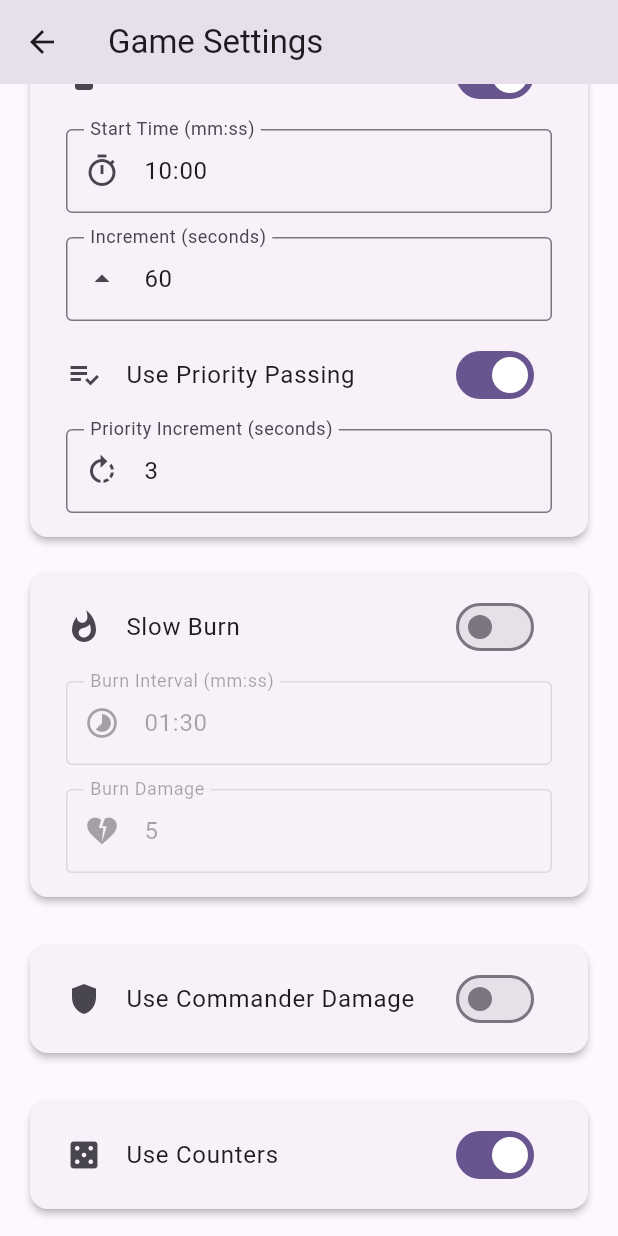
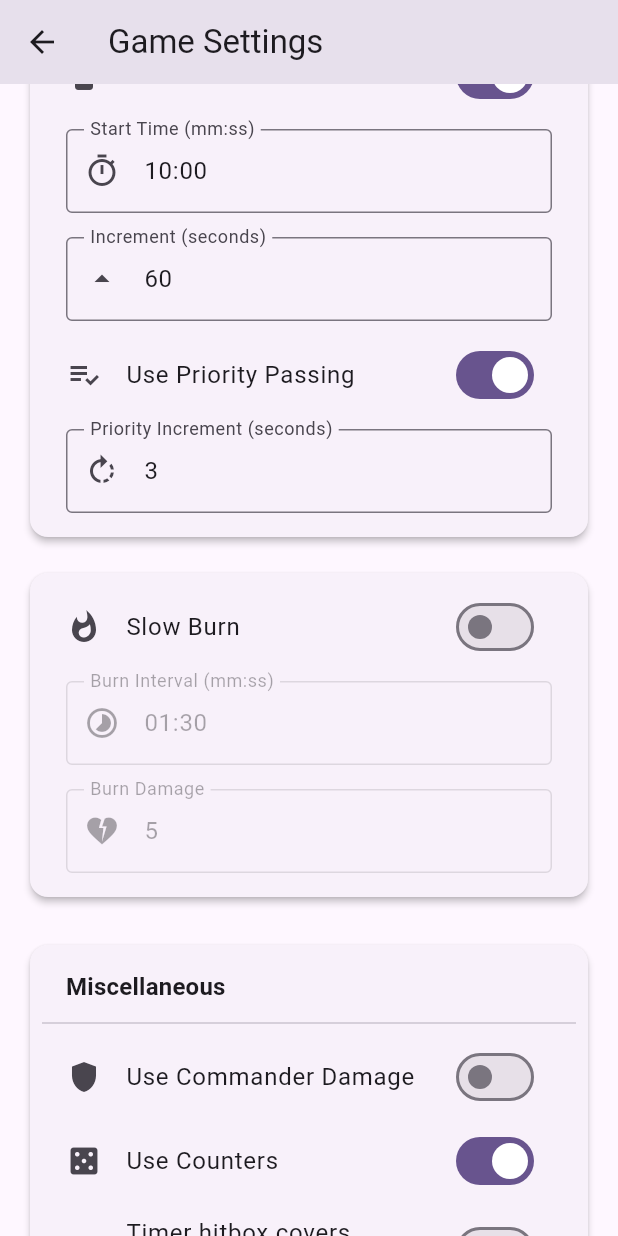
Before and after one commit to Kapsyloffer/ROPE, a Flutter app: the SettingsScreen screen opened directly, scrolled down 576 dp, after a tap on "Use Commander Damage", on a phone screen of 412 x 824 dp. Run offline on Flutter 3.47's test engine with Material 3 defaults, Android fonts, the phone set to English and light mode, and no system bars; our stand-ins replace cached_network_image, fluttericon, image_cropper, image_picker, shared_preferences, wakelock_plus; accounts and stored records are empty.

Commit message:
Merge settings

```diff
--- a/lib/screens/settings_screen.dart
+++ b/lib/screens/settings_screen.dart
@@ -4,9 +4,7 @@ import '../models/settings.dart';
 import 'widgets/general_settings_card.dart';
 import 'widgets/timer_settings_card.dart';
 import 'widgets/slowburn_settings_card.dart';
-import 'widgets/commander_damage_settings_card.dart';
-import 'widgets/counters_settings_card.dart';
-import 'widgets/pass_settings_card.dart';
+import 'widgets/miscellaneous_settings_card.dart';
 
 class SettingsScreen extends StatefulWidget {
   const SettingsScreen({super.key});
@@ -33,11 +31,7 @@ class _SettingsScreenState extends State<SettingsScreen> {
           const SizedBox(height: 16),
           SlowBurnSettingsCard(onUpdate: _refreshSettings),
           const SizedBox(height: 24),
-          CommanderDamageSettingsCard(onUpdate: _refreshSettings),
-          const SizedBox(height: 24),
-          CountersSettingsCard(onUpdate: _refreshSettings),
-          const SizedBox(height: 24),
-          PassSettingsCard(onUpdate: _refreshSettings),
+          MiscellaneousSettingsCard(onUpdate: _refreshSettings),
           const SizedBox(height: 24),
           ElevatedButton.icon(
             onPressed: () async {
--- a/lib/screens/widgets/commander_damage_settings_card.dart
+++ /dev/null
@@ -1,34 +0,0 @@
-import 'package:flutter/material.dart';
-
-import '../../models/settings.dart';
-
-class CommanderDamageSettingsCard extends StatelessWidget {
-  final VoidCallback onUpdate;
-
-  const CommanderDamageSettingsCard({super.key, required this.onUpdate});
-
-  @override
-  Widget build(BuildContext context) {
-    return Card(
-      elevation: 2,
-      shape: RoundedRectangleBorder(borderRadius: BorderRadius.circular(12)),
-      child: Padding(
-        padding: const EdgeInsets.all(8.0),
-        child: Column(
-          children: [
-            SwitchListTile(
-              secondary: const Icon(Icons.shield_sharp),
-              title: const Text('Use Commander Damage'),
-              value: Settings.useCommanderDamage,
-              onChanged: (value) {
-                Settings.useCommanderDamage = value;
-                Settings.save();
-                onUpdate();
-              },
-            ),
-          ],
-        ),
-      ),
-    );
-  }
-}
--- a/lib/screens/widgets/counters_settings_card.dart
+++ /dev/null
@@ -1,34 +0,0 @@
-import 'package:flutter/material.dart';
-
-import '../../models/settings.dart';
-
-class CountersSettingsCard extends StatelessWidget {
-  final VoidCallback onUpdate;
-
-  const CountersSettingsCard({super.key, required this.onUpdate});
-
-  @override
-  Widget build(BuildContext context) {
-    return Card(
-      elevation: 2,
-      shape: RoundedRectangleBorder(borderRadius: BorderRadius.circular(12)),
-      child: Padding(
-        padding: const EdgeInsets.all(8.0),
-        child: Column(
-          children: [
-            SwitchListTile(
-              secondary: const Icon(Icons.casino),
-              title: const Text('Use Counters'),
-              value: Settings.useCounters,
-              onChanged: (value) {
-                Settings.useCounters = value;
-                Settings.save();
-                onUpdate();
-              },
-            ),
-          ],
-        ),
-      ),
-    );
-  }
-}
--- /dev/null
+++ b/lib/screens/widgets/miscellaneous_settings_card.dart
@@ -0,0 +1,65 @@
+import 'package:flutter/material.dart';
+
+import '../../models/settings.dart';
+
+class MiscellaneousSettingsCard extends StatelessWidget {
+  final VoidCallback onUpdate;
+
+  const MiscellaneousSettingsCard({super.key, required this.onUpdate});
+
+  @override
+  Widget build(BuildContext context) {
+    return Card(
+      elevation: 2,
+      shape: RoundedRectangleBorder(borderRadius: BorderRadius.circular(12)),
+      child: Padding(
+        padding: const EdgeInsets.all(8.0),
+        child: Column(
+          crossAxisAlignment: CrossAxisAlignment.start,
+          children: [
+            Padding(
+              padding: const EdgeInsets.fromLTRB(16, 8, 16, 4),
+              child: Text(
+                'Miscellaneous',
+                style: Theme.of(context).textTheme.titleMedium?.copyWith(
+                  fontWeight: FontWeight.bold,
+                ),
+              ),
+            ),
+            const Divider(),
+            SwitchListTile(
+              secondary: const Icon(Icons.shield_sharp),
+              title: const Text('Use Commander Damage'),
+              value: Settings.useCommanderDamage,
+              onChanged: (value) {
+                Settings.useCommanderDamage = value;
+                Settings.save();
+                onUpdate();
+              },
+            ),
+            SwitchListTile(
+              secondary: const Icon(Icons.casino),
+              title: const Text('Use Counters'),
+              value: Settings.useCounters,
+              onChanged: (value) {
+                Settings.useCounters = value;
+                Settings.save();
+                onUpdate();
+              },
+            ),
+            SwitchListTile(
+              secondary: const Icon(Icons.hourglass_empty),
+              title: const Text('Timer hitbox covers screen (Experimental)'),
+              value: Settings.passOnCenter,
+              onChanged: (value) {
+                Settings.passOnCenter = value;
+                Settings.save();
+                onUpdate();
+              },
+            ),
+          ],
+        ),
+      ),
+    );
+  }
+}
--- a/lib/screens/widgets/pass_settings_card.dart
+++ /dev/null
@@ -1,34 +0,0 @@
-import 'package:flutter/material.dart';
-
-import '../../models/settings.dart';
-
-class PassSettingsCard extends StatelessWidget {
-  final VoidCallback onUpdate;
-
-  const PassSettingsCard({super.key, required this.onUpdate});
-
-  @override
-  Widget build(BuildContext context) {
-    return Card(
-      elevation: 2,
-      shape: RoundedRectangleBorder(borderRadius: BorderRadius.circular(12)),
-      child: Padding(
-        padding: const EdgeInsets.all(8.0),
-        child: Column(
-          children: [
-            SwitchListTile(
-              secondary: const Icon(Icons.hourglass_empty),
-              title: const Text('Timer hitbox covers screen (Experimental)'),
-              value: Settings.passOnCenter,
-              onChanged: (value) {
-                Settings.passOnCenter = value;
-                Settings.save();
-                onUpdate();
-              },
-            ),
-          ],
-        ),
-      ),
-    );
-  }
-}
```
